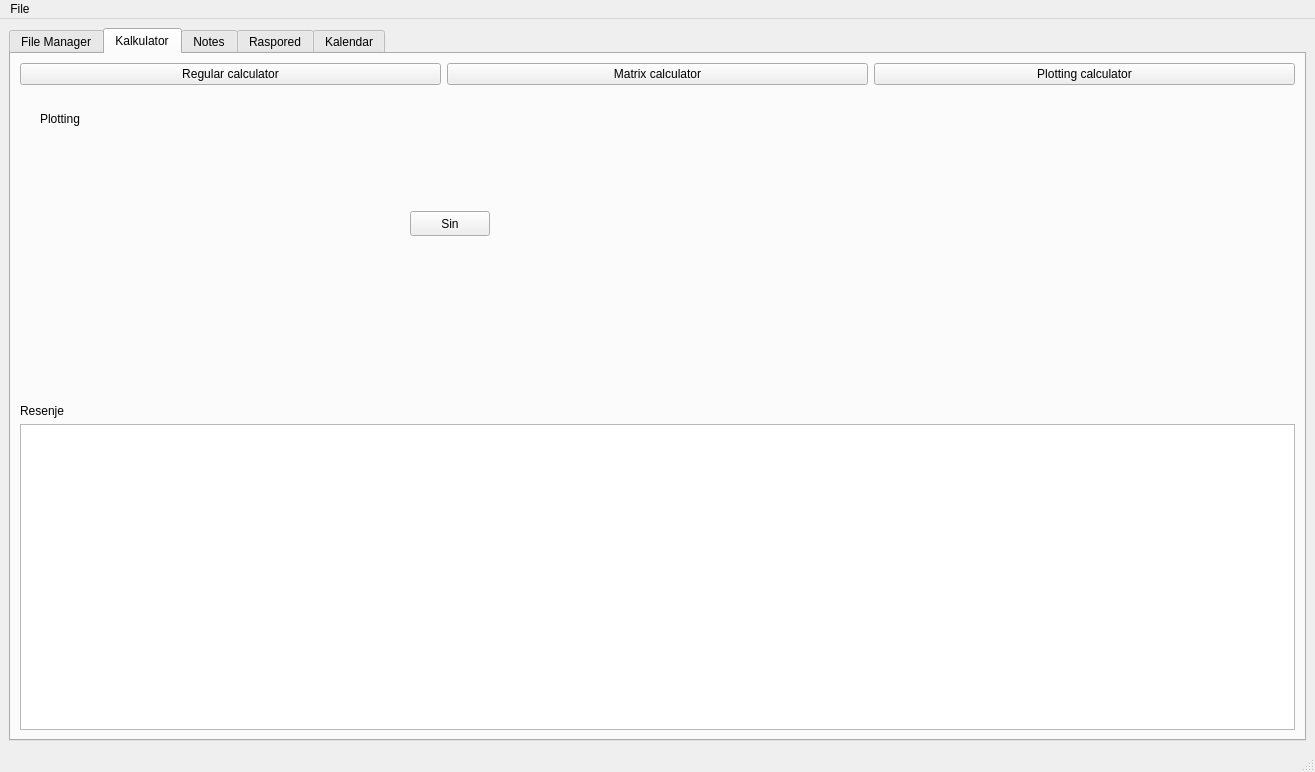
Before: the Qt Designer form matfHub/mainwindow.ui in milalukic/matfHub, drawn with Qt 5.
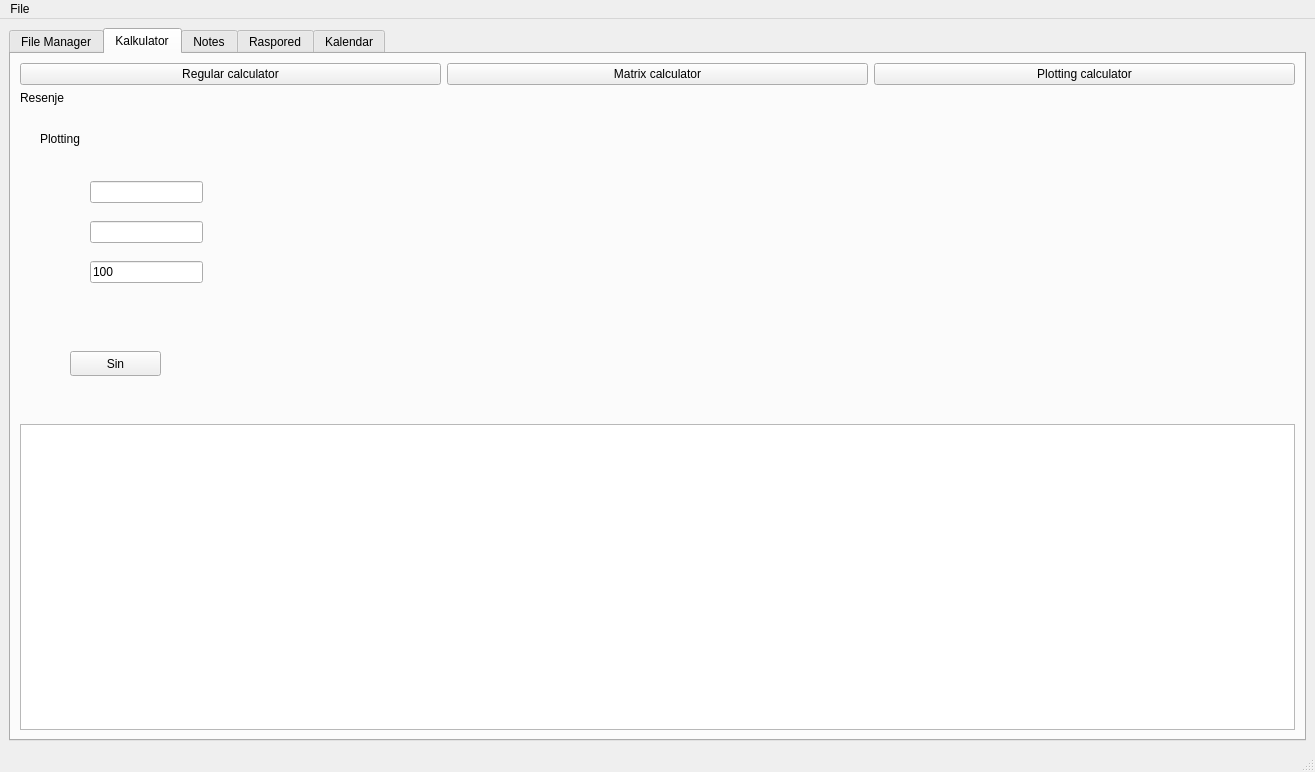
After: the same form once the commit is applied. Icons and pictures are not drawn.

Commit message: Feature: Dodat UI za obicno plottovanje

What changed in the file:
```diff
--- a/matfHub/mainwindow.ui
+++ b/matfHub/mainwindow.ui
@@ -1963,6 +1963,13 @@
           </item>
          </layout>
         </item>
+        <item>
+         <widget class="QLabel" name="label">
+          <property name="text">
+           <string>Resenje</string>
+          </property>
+         </widget>
+        </item>
         <item>
          <widget class="QStackedWidget" name="stackedWidget">
           <property name="currentIndex">
@@ -2185,9 +2192,9 @@
            <widget class="QPushButton" name="pbSin">
             <property name="geometry">
              <rect>
-              <x>390</x>
-              <y>120</y>
-              <width>80</width>
+              <x>50</x>
+              <y>240</y>
+              <width>91</width>
               <height>25</height>
              </rect>
             </property>
@@ -2195,16 +2202,42 @@
              <string>Sin</string>
             </property>
            </widget>
+           <widget class="QLineEdit" name="leLinspaceLB">
+            <property name="geometry">
+             <rect>
+              <x>70</x>
+              <y>70</y>
+              <width>113</width>
+              <height>22</height>
+             </rect>
+            </property>
+           </widget>
+           <widget class="QLineEdit" name="leLinspaceUB">
+            <property name="geometry">
+             <rect>
+              <x>70</x>
+              <y>110</y>
+              <width>113</width>
+              <height>22</height>
+             </rect>
+            </property>
+           </widget>
+           <widget class="QLineEdit" name="leLinspaceS">
+            <property name="geometry">
+             <rect>
+              <x>70</x>
+              <y>150</y>
+              <width>113</width>
+              <height>22</height>
+             </rect>
+            </property>
+            <property name="text">
+             <string>100</string>
+            </property>
+           </widget>
           </widget>
          </widget>
         </item>
-        <item>
-         <widget class="QLabel" name="label">
-          <property name="text">
-           <string>Resenje</string>
-          </property>
-         </widget>
-        </item>
         <item>
          <widget class="QTextBrowser" name="tbParser"/>
         </item>
```
Left out of the diff: 17 changed lines with no effect on the pictures. The commit also changes 5 other files.
